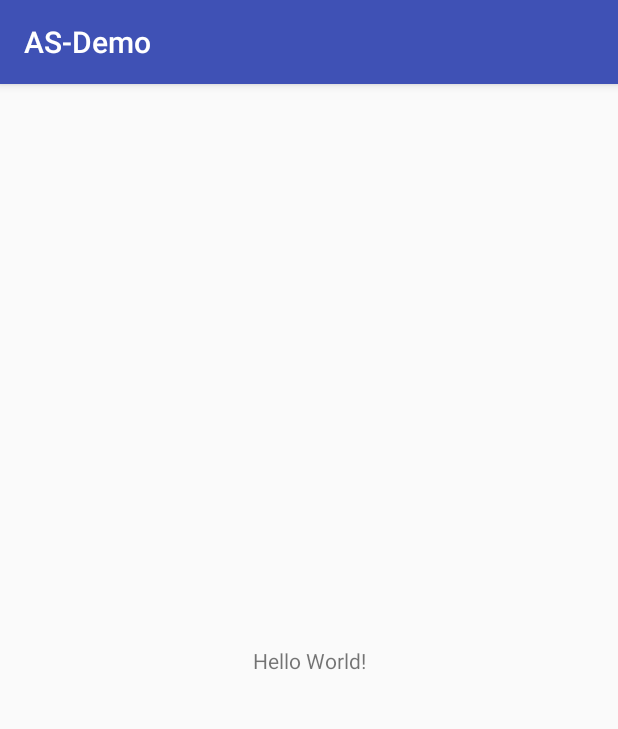
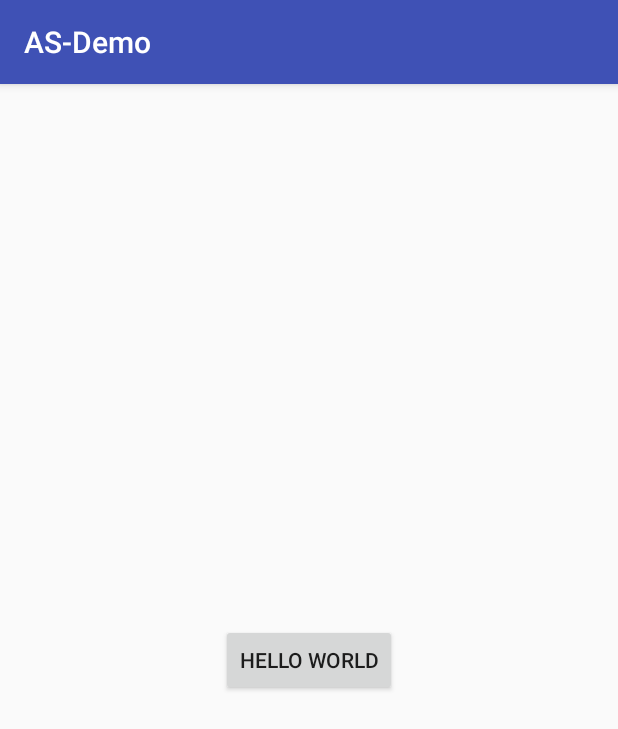
Before and after one commit to AngelaBabyJing/AS-Demo, an Android app: the screen it shows after launch (MainActivity), on a phone screen of 412 x 824 dp. Shown: the top 729 px of the screen. Run offline under Robolectric (Android 15) with nearby library versions, the phone set to English and light mode, and no system bars.

Commit message:
8.1first

```diff
--- a/app/src/main/java/com/bignerdranch/android/as_demo/MainActivity.java
+++ b/app/src/main/java/com/bignerdranch/android/as_demo/MainActivity.java
@@ -2,12 +2,25 @@ package com.bignerdranch.android.as_demo;
 
 import android.support.v7.app.AppCompatActivity;
 import android.os.Bundle;
+import android.view.View;
+import android.widget.Button;
+import android.widget.Toast;
 
 public class MainActivity extends AppCompatActivity {
-
+    private Button mButton;
     @Override
     protected void onCreate(Bundle savedInstanceState) {
         super.onCreate(savedInstanceState);
         setContentView(R.layout.activity_main);
+
+        mButton=(Button)findViewById(R.id.button);
+        mButton.setOnClickListener(new View.OnClickListener() {
+            @Override
+            public void onClick(View view) {
+                Toast.makeText(MainActivity.this,"Hello world!",Toast.LENGTH_SHORT).show();
+            }
+        });
+
+
     }
 }
--- a/app/src/main/res/layout/activity_main.xml
+++ b/app/src/main/res/layout/activity_main.xml
@@ -1,19 +1,19 @@
 <?xml version="1.0" encoding="utf-8"?>
-<android.support.constraint.ConstraintLayout
+<LinearLayout
     xmlns:android="http://schemas.android.com/apk/res/android"
     xmlns:app="http://schemas.android.com/apk/res-auto"
     xmlns:tools="http://schemas.android.com/tools"
     android:layout_width="match_parent"
     android:layout_height="match_parent"
+    android:gravity="center"
     tools:context=".MainActivity">
 
-    <TextView
+
+    <Button
+        android:id="@+id/button"
         android:layout_width="wrap_content"
         android:layout_height="wrap_content"
-        android:text="Hello World!"
-        app:layout_constraintBottom_toBottomOf="parent"
-        app:layout_constraintLeft_toLeftOf="parent"
-        app:layout_constraintRight_toRightOf="parent"
-        app:layout_constraintTop_toTopOf="parent"/>
+        android:text="Hello World"
+       />
 
-</android.support.constraint.ConstraintLayout>
+</LinearLayout>
```
